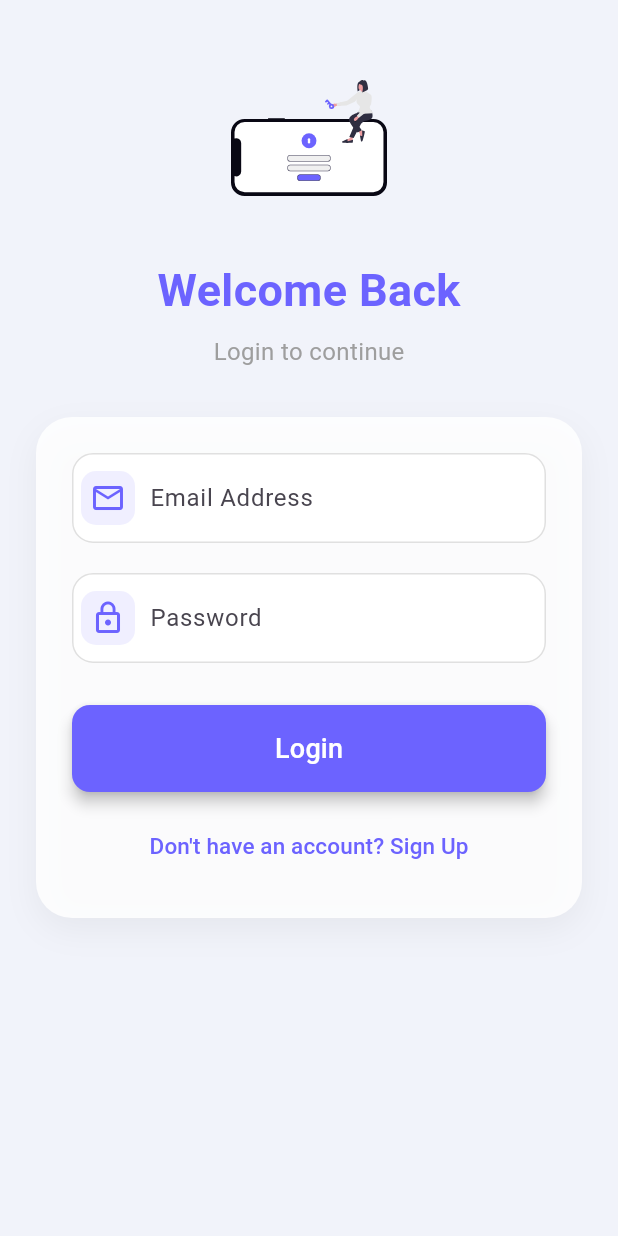
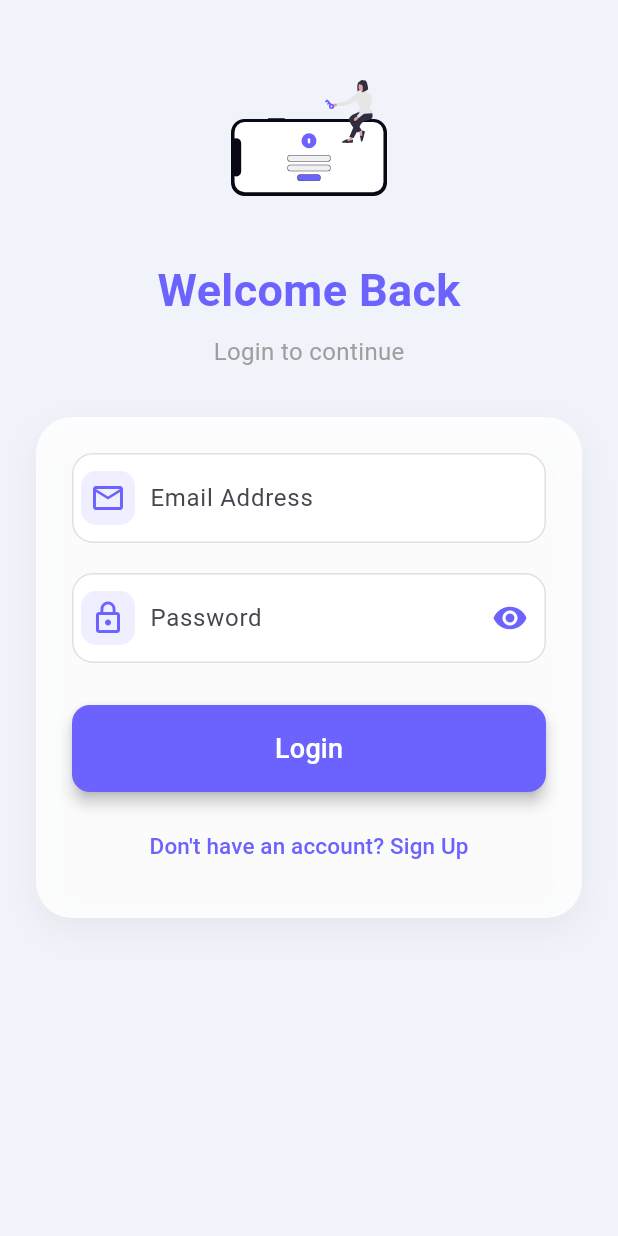
Before and after one commit to SahilPatil2002/chat_app, a Flutter app: the screen it shows after launch, after a tap on "Already have an account? Login", on a phone screen of 412 x 824 dp. Run offline on Flutter 3.47's test engine with Material 3 defaults, Android fonts, the phone set to English and light mode, and no system bars; our stand-ins replace cloud_firestore, firebase_auth, firebase_core, flutter_svg; accounts and stored records are empty.

```diff
--- a/lib/screens/login_page.dart
+++ b/lib/screens/login_page.dart
@@ -16,6 +16,7 @@ class _LoginScreenState extends State<LoginScreen> {
   final emailController = TextEditingController();
   final passwordController = TextEditingController();
   final AuthService _authService = AuthService();
+  bool isPasswordVisible = false;
 
   final Color mainColor = const Color.fromRGBO(108, 99, 255, 1);
 
@@ -73,14 +74,19 @@ class _LoginScreenState extends State<LoginScreen> {
               Expanded(
                 child: Text(
                   "Login Successful",
-                  style: TextStyle(color: Colors.white, fontWeight: FontWeight.w600),
+                  style: TextStyle(
+                    color: Colors.white,
+                    fontWeight: FontWeight.w600,
+                  ),
                 ),
               ),
             ],
           ),
           backgroundColor: Color.fromRGBO(139, 195, 74, 1),
           behavior: SnackBarBehavior.floating,
-          shape: RoundedRectangleBorder(borderRadius: BorderRadius.circular(12)),
+          shape: RoundedRectangleBorder(
+            borderRadius: BorderRadius.circular(12),
+          ),
           margin: const EdgeInsets.symmetric(horizontal: 20, vertical: 12),
           duration: const Duration(seconds: 2),
         ),
@@ -106,14 +112,19 @@ class _LoginScreenState extends State<LoginScreen> {
               Expanded(
                 child: Text(
                   "Login Failed",
-                  style: TextStyle(color: Colors.white, fontWeight: FontWeight.w600),
+                  style: TextStyle(
+                    color: Colors.white,
+                    fontWeight: FontWeight.w600,
+                  ),
                 ),
               ),
             ],
           ),
           backgroundColor: const Color.fromARGB(255, 255, 89, 86),
           behavior: SnackBarBehavior.floating,
-          shape: RoundedRectangleBorder(borderRadius: BorderRadius.circular(12)),
+          shape: RoundedRectangleBorder(
+            borderRadius: BorderRadius.circular(12),
+          ),
           margin: const EdgeInsets.symmetric(horizontal: 20, vertical: 12),
           duration: const Duration(seconds: 2),
         ),
@@ -145,7 +156,9 @@ class _LoginScreenState extends State<LoginScreen> {
       contentPadding: const EdgeInsets.symmetric(vertical: 18, horizontal: 16),
       enabledBorder: OutlineInputBorder(
         borderRadius: BorderRadius.circular(14),
-        borderSide: BorderSide(color: error ? Colors.red : Colors.grey.shade300),
+        borderSide: BorderSide(
+          color: error ? Colors.red : Colors.grey.shade300,
+        ),
       ),
       focusedBorder: OutlineInputBorder(
         borderRadius: BorderRadius.circular(14),
@@ -229,20 +242,38 @@ class _LoginScreenState extends State<LoginScreen> {
                           alignment: Alignment.centerLeft,
                           child: Text(
                             emailErrorMsg,
-                            style: const TextStyle(color: Colors.red, fontSize: 12),
+                            style: const TextStyle(
+                              color: Colors.red,
+                              fontSize: 12,
+                            ),
                           ),
                         ),
                       ),
                     const SizedBox(height: 20),
                     TextField(
                       controller: passwordController,
-                      obscureText: true,
+                      obscureText: !isPasswordVisible,
                       decoration: customInputDecoration(
                         label: "Password",
                         icon: Icons.lock_outline,
                         error: passwordError,
+                      ).copyWith(
+                        suffixIcon: IconButton(
+                          icon: Icon(
+                            isPasswordVisible
+                                ? Icons.visibility_off
+                                : Icons.visibility,
+                            color: mainColor,
+                          ),
+                          onPressed: () {
+                            setState(() {
+                              isPasswordVisible = !isPasswordVisible;
+                            });
+                          },
+                        ),
                       ),
                     ),
+
                     if (passwordError)
                       Padding(
                         padding: const EdgeInsets.only(top: 6, left: 6),
@@ -250,7 +281,10 @@ class _LoginScreenState extends State<LoginScreen> {
                           alignment: Alignment.centerLeft,
                           child: Text(
                             passwordErrorMsg,
-                            style: const TextStyle(color: Colors.red, fontSize: 12),
+                            style: const TextStyle(
+                              color: Colors.red,
+                              fontSize: 12,
+                            ),
                           ),
                         ),
                       ),
--- a/lib/screens/sign_in_page.dart
+++ b/lib/screens/sign_in_page.dart
@@ -16,6 +16,7 @@ class _SignUpScreenState extends State<SignUpScreen> {
   final passwordController = TextEditingController();
   final AuthService _authService = AuthService();
 
+
   final Color mainColor = const Color.fromRGBO(108, 99, 255, 1);
 
   // Error state variables
@@ -25,6 +26,8 @@ class _SignUpScreenState extends State<SignUpScreen> {
   String nameErrorMsg = '';
   String emailErrorMsg = '';
   String passwordErrorMsg = '';
+  bool isPasswordVisible = false;
+
 
   @override
   void dispose() {
@@ -173,7 +176,9 @@ class _SignUpScreenState extends State<SignUpScreen> {
       contentPadding: const EdgeInsets.symmetric(vertical: 18, horizontal: 16),
       enabledBorder: OutlineInputBorder(
         borderRadius: BorderRadius.circular(14),
-        borderSide: BorderSide(color: error ? Colors.red : Colors.grey.shade300),
+        borderSide: BorderSide(
+          color: error ? Colors.red : Colors.grey.shade300,
+        ),
       ),
       focusedBorder: OutlineInputBorder(
         borderRadius: BorderRadius.circular(14),
@@ -254,7 +259,10 @@ class _SignUpScreenState extends State<SignUpScreen> {
                           alignment: Alignment.centerLeft,
                           child: Text(
                             nameErrorMsg,
-                            style: const TextStyle(color: Colors.red, fontSize: 12),
+                            style: const TextStyle(
+                              color: Colors.red,
+                              fontSize: 12,
+                            ),
                           ),
                         ),
                       ),
@@ -275,20 +283,38 @@ class _SignUpScreenState extends State<SignUpScreen> {
                           alignment: Alignment.centerLeft,
                           child: Text(
                             emailErrorMsg,
-                            style: const TextStyle(color: Colors.red, fontSize: 12),
+                            style: const TextStyle(
+                              color: Colors.red,
+                              fontSize: 12,
+                            ),
                           ),
                         ),
                       ),
                     const SizedBox(height: 20),
                     TextField(
                       controller: passwordController,
-                      obscureText: true,
+                      obscureText: !isPasswordVisible,
                       decoration: customInputDecoration(
                         label: "Password",
                         icon: Icons.lock_outline,
                         error: passwordError,
+                      ).copyWith(
+                        suffixIcon: IconButton(
+                          icon: Icon(
+                            isPasswordVisible
+                                ? Icons.visibility_off
+                                : Icons.visibility,
+                            color: mainColor,
+                          ),
+                          onPressed: () {
+                            setState(() {
+                              isPasswordVisible = !isPasswordVisible;
+                            });
+                          },
+                        ),
                       ),
                     ),
+
                     if (passwordError)
                       Padding(
                         padding: const EdgeInsets.only(top: 6, left: 6),
@@ -296,7 +322,10 @@ class _SignUpScreenState extends State<SignUpScreen> {
                           alignment: Alignment.centerLeft,
                           child: Text(
                             passwordErrorMsg,
-                            style: const TextStyle(color: Colors.red, fontSize: 12),
+                            style: const TextStyle(
+                              color: Colors.red,
+                              fontSize: 12,
+                            ),
                           ),
                         ),
                       ),
```
Also changed, not shown: lib/screens/chat_screen.dart (+127 -38 lines).
